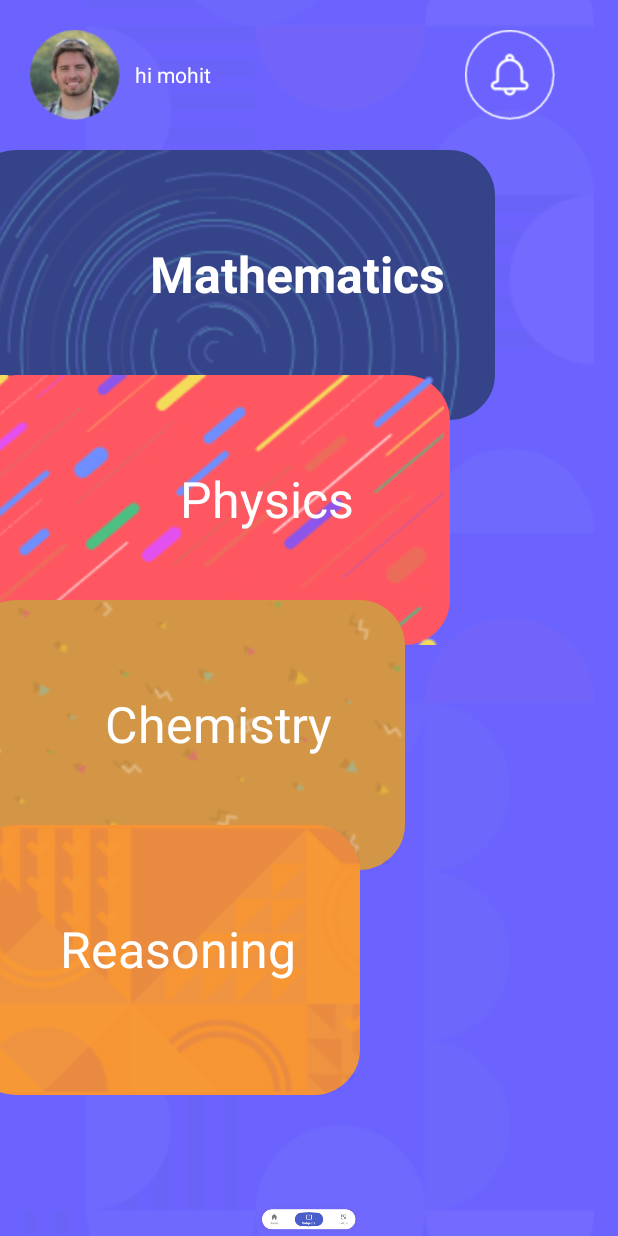
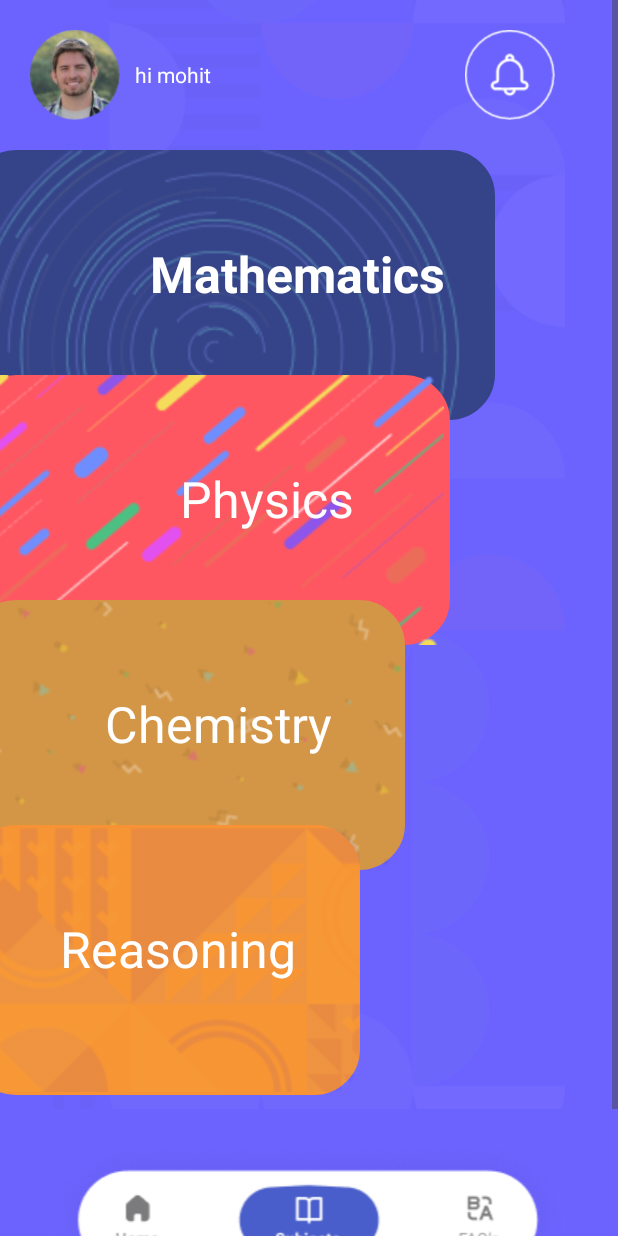
Before and after one commit to ParasKamboj1/Astrotalk, an Android app: the MainActivity screen opened directly, with no data from a screen before it, on a phone screen of 412 x 824 dp. Run offline under Robolectric (Android 15) with nearby library versions, the phone set to English and light mode, and no system bars.

Commit message:
last change

```diff
--- a/app/src/main/java/com/example/astrotalk/MainActivity.java
+++ b/app/src/main/java/com/example/astrotalk/MainActivity.java
@@ -10,5 +10,9 @@ public class MainActivity extends AppCompatActivity {
     protected void onCreate(Bundle savedInstanceState) {
         super.onCreate(savedInstanceState);
         setContentView(R.layout.activity_main);
+
+        if (android.os.Build.VERSION.SDK_INT >= android.os.Build.VERSION_CODES.LOLLIPOP) {
+            getWindow().setNavigationBarColor(getResources().getColor(R.color.purple));
+        }
     }
 }
--- a/app/src/main/res/layout/activity_main.xml
+++ b/app/src/main/res/layout/activity_main.xml
@@ -1,20 +1,21 @@
 <?xml version="1.0" encoding="utf-8"?>
-<RelativeLayout xmlns:android="http://schemas.android.com/apk/res/android"
+<ScrollView xmlns:android="http://schemas.android.com/apk/res/android"
     xmlns:app="http://schemas.android.com/apk/res-auto"
     xmlns:tools="http://schemas.android.com/tools"
     android:layout_width="match_parent"
     android:layout_height="match_parent"
     tools:context=".MainActivity"
+    android:background="@color/purple">
 
-    android:background="@color/purple">
+    <RelativeLayout
+        android:layout_width="match_parent"
+        android:layout_height="wrap_content">
 
         <ImageView
             android:id="@+id/imageView31"
             android:layout_width="match_parent"
             android:layout_height="match_parent"
             app:srcCompat="@drawable/backgroundimg" />
-
-
 
         <LinearLayout
             android:id="@+id/ll1"
@@ -24,7 +25,6 @@
             android:layout_marginTop="100dp"
             android:background="@drawable/rectanglem">
 
-
             <ImageView
                 android:id="@+id/imageView4"
                 android:layout_width="match_parent"
@@ -32,6 +32,7 @@
                 android:layout_weight="1"
                 app:srcCompat="@drawable/math" />
         </LinearLayout>
+
         <TextView
             android:id="@+id/textView5"
             android:layout_width="wrap_content"
@@ -41,8 +42,8 @@
             android:textColor="@color/white"
             android:textSize="33dp"
             android:layout_marginLeft="100dp"
+            android:text="Mathematics" />
 
-        android:text="Mathematics" />
         <LinearLayout
             android:id="@+id/ll2"
             android:layout_below="@id/ll1"
@@ -50,9 +51,7 @@
             android:layout_marginLeft="-20dp"
             android:layout_marginTop="-30dp"
             android:layout_height="180dp"
-
             android:background="@drawable/rectanglec">
-
 
             <ImageView
                 android:id="@+id/imageView5"
@@ -61,6 +60,7 @@
                 android:layout_weight="1"
                 app:srcCompat="@drawable/chemistry" />
         </LinearLayout>
+
         <TextView
             android:layout_width="wrap_content"
             android:layout_height="wrap_content"
@@ -68,7 +68,7 @@
             android:layout_marginLeft="120dp"
             android:text="Physics"
             android:textColor="@color/white"
-        android:textSize="33dp"/>
+            android:textSize="33dp" />
 
         <LinearLayout
             android:id="@+id/ll3"
@@ -77,9 +77,7 @@
             android:layout_marginLeft="-20dp"
             android:layout_below="@+id/ll2"
             android:layout_marginTop="-30dp"
-
             android:background="@drawable/rectanglep">
-
 
             <ImageView
                 android:id="@+id/imageView6"
@@ -88,6 +86,7 @@
                 android:layout_weight="1"
                 app:srcCompat="@drawable/physics" />
         </LinearLayout>
+
         <TextView
             android:layout_width="wrap_content"
             android:layout_height="wrap_content"
@@ -95,7 +94,7 @@
             android:layout_marginLeft="70dp"
             android:text="Chemistry"
             android:textColor="@color/white"
-        android:textSize="33dp"/>
+            android:textSize="33dp" />
 
         <LinearLayout
             android:id="@+id/ll4"
@@ -104,9 +103,7 @@
             android:layout_marginLeft="-20dp"
             android:layout_marginTop="-30dp"
             android:layout_below="@+id/ll3"
-
             android:background="@drawable/rectangler">
-
 
             <ImageView
                 android:id="@+id/imageView7"
@@ -114,9 +111,8 @@
                 android:layout_height="match_parent"
                 android:layout_weight="1"
                 app:srcCompat="@drawable/resoning" />
+        </LinearLayout>
 
-
-    </LinearLayout>
         <TextView
             android:layout_width="wrap_content"
             android:layout_height="wrap_content"
@@ -124,15 +120,14 @@
             android:text="Reasoning"
             android:layout_marginLeft="40dp"
             android:textColor="@color/white"
-        android:textSize="33dp"/>
+            android:textSize="33dp" />
 
         <ImageView
             android:id="@+id/imageView8"
             android:layout_width="match_parent"
             android:layout_height="match_parent"
-        android:layout_marginTop="800dp"
-
-
+            android:layout_marginTop="750dp"
+            android:layout_marginBottom="50dp"
             app:srcCompat="@drawable/bar" />
 
         <ImageView
@@ -150,7 +145,7 @@
             android:text="hi mohit"
             android:textColor="@color/white"
             android:layout_marginLeft="90dp"
-        android:layout_marginTop="40dp"/>
+            android:layout_marginTop="40dp" />
 
         <ImageView
             android:id="@+id/imageView10"
@@ -160,5 +155,6 @@
             android:layout_height="60dp"
             app:srcCompat="@drawable/notification" />
 
+    </RelativeLayout>
 
-</RelativeLayout>
+</ScrollView>
```
Lines whose indentation alone changed are shown as unchanged.
